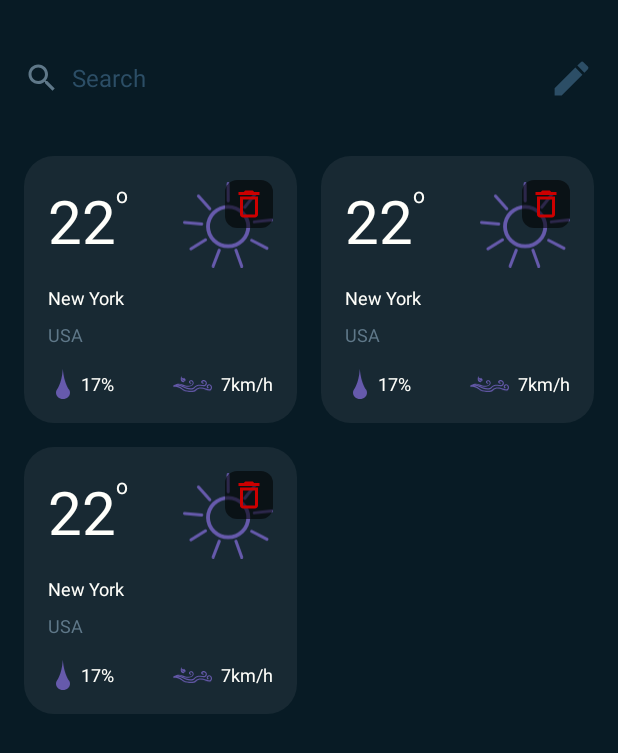
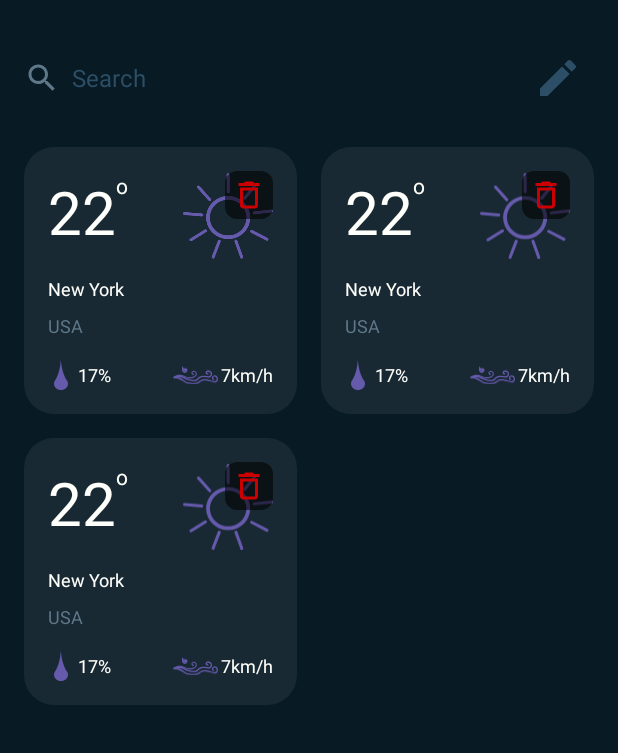
Before and after one commit to ChrissSav/Weather, an Android app: the layout fragment_favorites.xml on its own in the app's theme, with its tools: preview values and no code run, on a phone screen of 412 x 824 dp. Shown: the top 753 px of the screen. Run offline under Robolectric (Android 15) with nearby library versions, the light colour scheme and no system bars.

Commit message:
[General] Minor improvements

```diff
--- a/app/src/main/res/layout/city_place_item.xml
+++ b/app/src/main/res/layout/city_place_item.xml
@@ -1,16 +1,17 @@
 <?xml version="1.0" encoding="utf-8"?>
 <androidx.cardview.widget.CardView xmlns:android="http://schemas.android.com/apk/res/android"
     xmlns:app="http://schemas.android.com/apk/res-auto"
+    xmlns:tools="http://schemas.android.com/tools"
     android:layout_width="match_parent"
     android:layout_height="wrap_content"
     android:layout_gravity="center"
-    android:elevation="0dp"
     app:cardBackgroundColor="@android:color/transparent"
     app:cardElevation="0dp">
 
     <androidx.constraintlayout.widget.ConstraintLayout
         android:layout_width="match_parent"
         android:layout_height="wrap_content"
+        android:layout_gravity="center"
         android:layout_margin="8dp"
         android:background="@drawable/weather_place_item_background_20dp"
         android:padding="16dp">
@@ -19,21 +20,21 @@
             android:id="@+id/temperature"
             android:layout_width="wrap_content"
             android:layout_height="wrap_content"
-            android:text="22"
             android:textColor="@color/weather_item_text"
             android:textSize="40sp"
             app:layout_constraintStart_toStartOf="parent"
-            app:layout_constraintTop_toTopOf="parent" />
+            app:layout_constraintTop_toTopOf="parent"
+            tools:text="22" />
 
         <TextView
             android:id="@+id/textView7"
             android:layout_width="wrap_content"
             android:layout_height="wrap_content"
             android:gravity="top"
-            android:text="o"
             android:textColor="@color/weather_item_text"
             app:layout_constraintStart_toEndOf="@+id/temperature"
-            app:layout_constraintTop_toTopOf="@+id/temperature" />
+            app:layout_constraintTop_toTopOf="@+id/temperature"
+            android:text="o" />
 
         <ImageView
             android:id="@+id/icon"
@@ -48,28 +49,29 @@
             android:layout_width="wrap_content"
             android:layout_height="wrap_content"
             android:layout_marginTop="16dp"
-            android:text="New York"
             android:textColor="@color/weather_item_text"
             android:textSize="@dimen/label"
             app:layout_constraintStart_toStartOf="@+id/temperature"
-            app:layout_constraintTop_toBottomOf="@+id/temperature" />
+            app:layout_constraintTop_toBottomOf="@+id/temperature"
+            tools:text="New York" />
 
         <TextView
             android:id="@+id/country"
             android:layout_width="wrap_content"
             android:layout_height="wrap_content"
             android:layout_marginTop="8dp"
-            android:text="USA"
             android:textColor="@color/weather_item_para"
             android:textSize="@dimen/label"
             app:layout_constraintStart_toStartOf="@+id/city"
-            app:layout_constraintTop_toBottomOf="@+id/city" />
+            app:layout_constraintTop_toBottomOf="@+id/city"
+            tools:text="USA" />
 
 
         <ImageView
             android:id="@+id/imageView_humidity"
             android:layout_width="@dimen/main_svg_dimen"
             android:layout_height="@dimen/main_svg_dimen"
+            android:layout_marginStart="-2dp"
             android:src="@drawable/ic_humidity"
             app:layout_constraintBottom_toBottomOf="@+id/humidity"
             app:layout_constraintStart_toStartOf="@+id/country"
@@ -81,34 +83,34 @@
             android:layout_height="wrap_content"
             android:layout_marginStart="@dimen/main_svg_margin_from_label"
             android:layout_marginTop="16dp"
-            android:text="17%"
             android:textColor="@color/weather_item_text"
             android:textSize="@dimen/label"
             app:layout_constraintStart_toEndOf="@+id/imageView_humidity"
-            app:layout_constraintTop_toBottomOf="@+id/country" />
+            app:layout_constraintTop_toBottomOf="@+id/country"
+            tools:text="17%" />
 
         <ImageView
             android:id="@+id/imageView_wind"
             android:layout_width="30dp"
             android:layout_height="@dimen/main_svg_dimen"
             android:layout_marginEnd="@dimen/main_svg_margin_from_label"
-            android:paddingEnd="4dp"
             android:src="@drawable/ic_wind"
             app:layout_constraintBottom_toBottomOf="@+id/wind"
             app:layout_constraintEnd_toStartOf="@+id/wind"
-            app:layout_constraintTop_toTopOf="@+id/wind" />
+            app:layout_constraintTop_toTopOf="@+id/wind"
+            tools:paddingEnd="4dp" />
 
 
         <TextView
             android:id="@+id/wind"
             android:layout_width="wrap_content"
             android:layout_height="wrap_content"
-            android:text="7km/h"
             android:textColor="@color/weather_item_text"
             android:textSize="@dimen/label"
             app:layout_constraintBottom_toBottomOf="@+id/humidity"
             app:layout_constraintEnd_toEndOf="@+id/icon"
-            app:layout_constraintTop_toTopOf="@+id/humidity" />
+            app:layout_constraintTop_toTopOf="@+id/humidity"
+            tools:text="7km/h" />
 
         <ImageView
             android:id="@+id/delete"
--- a/app/src/main/res/layout/fragment_favorites.xml
+++ b/app/src/main/res/layout/fragment_favorites.xml
@@ -31,8 +31,9 @@
 
     <ImageView
         android:id="@+id/imageButton_edit"
-        android:layout_width="30dp"
-        android:layout_height="30dp"
+        android:layout_width="@dimen/min_button_width_height"
+        android:layout_height="@dimen/min_button_width_height"
+        android:padding="8dp"
         android:layout_marginEnd="16dp"
         android:background="@drawable/ripple"
         android:clickable="true"
@@ -47,7 +48,7 @@
         android:id="@+id/recyclerView"
         android:layout_width="0dp"
         android:layout_height="0dp"
-        android:layout_marginTop="16dp"
+        android:layout_marginTop="10dp"
         android:clipToPadding="false"
         android:padding="8dp"
         app:layoutManager="androidx.recyclerview.widget.GridLayoutManager"
@@ -63,8 +64,8 @@
         android:id="@+id/recyclerView_search"
         android:layout_width="0dp"
         android:layout_height="0dp"
+        android:layout_marginTop="16dp"
         android:visibility="gone"
-        android:layout_marginTop="16dp"
         app:layoutManager="androidx.recyclerview.widget.LinearLayoutManager"
         app:layout_constraintBottom_toBottomOf="parent"
         app:layout_constraintEnd_toEndOf="parent"
--- a/app/src/main/res/values/dimens.xml
+++ b/app/src/main/res/values/dimens.xml
@@ -17,4 +17,6 @@
     inner_frame_layout_padding (below variable) on round screens.
     -->
     <dimen name="inner_frame_layout_padding">5dp</dimen>
+
+    <dimen name="min_button_width_height">48dp</dimen>
 </resources>
```
Also changed, not shown: app/src/main/java/com/example/weather_application/ui/MainActivity.kt (+6 -8 lines), app/src/main/java/com/example/weather_application/ui/fragments/FavoritesFragment.kt (+6 -7 lines), app/src/main/res/layout/activity_main.xml (+8 -14 lines).
